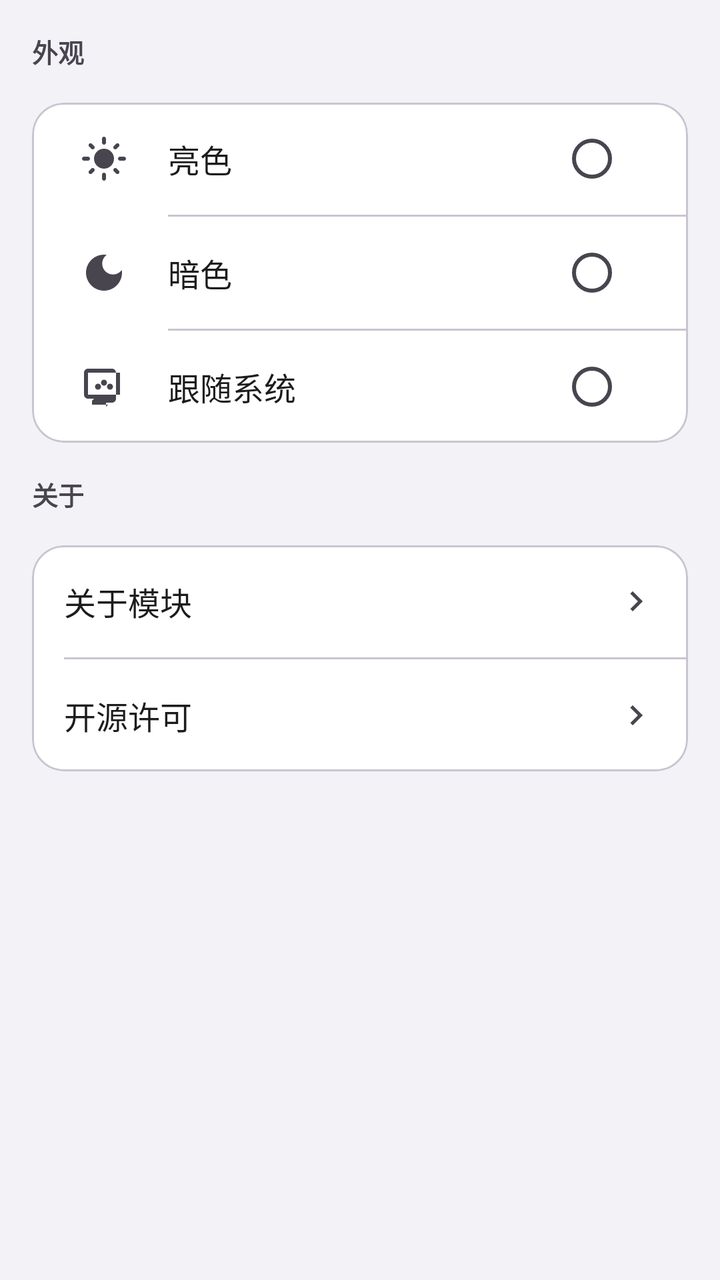
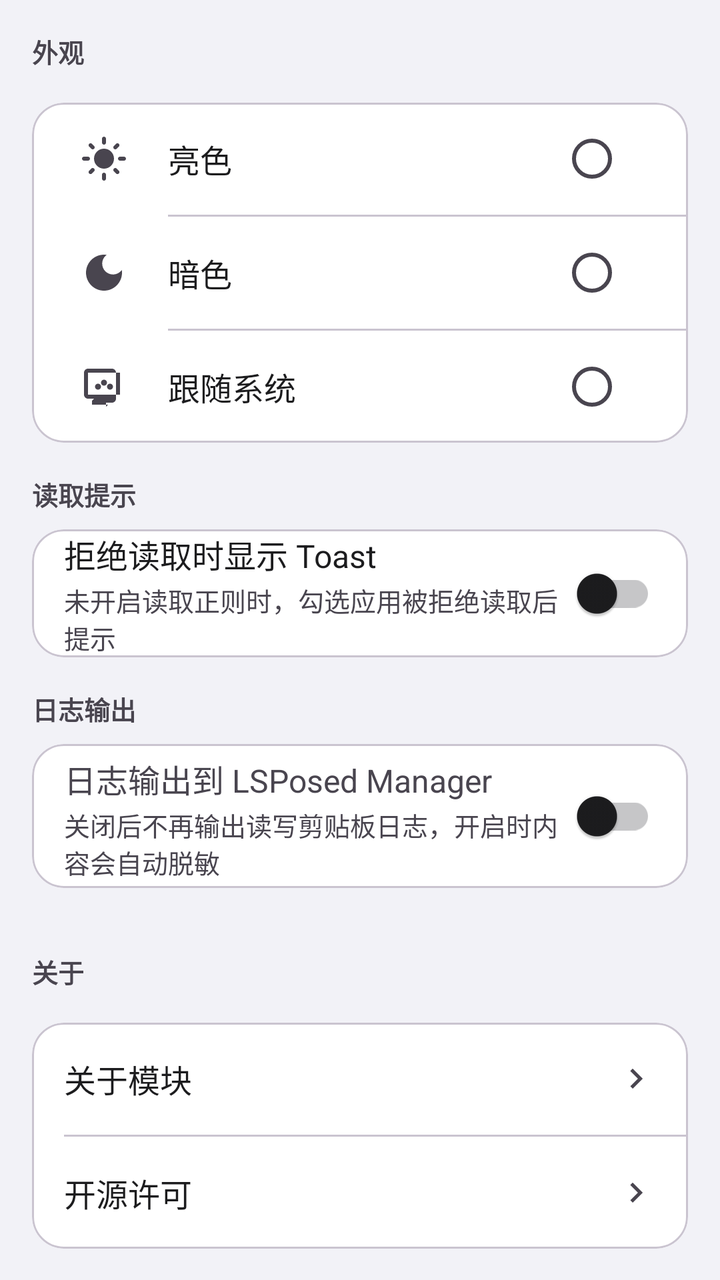

An Android layout rendered at two revisions. The XML below is the earlier revision; the diff shows what the commit changed to produce the second picture.
<!-- AndroidManifest.xml: application theme Theme.ClipboardGuard -->
<!-- res/layout/page_settings.xml -->
<?xml version="1.0" encoding="utf-8"?>
<LinearLayout xmlns:android="http://schemas.android.com/apk/res/android"
    android:layout_width="match_parent"
    android:layout_height="match_parent"
    android:orientation="vertical"
    android:background="?attr/colorSurfaceVariant">

    
    <TextView
        android:layout_width="match_parent"
        android:layout_height="wrap_content"
        android:padding="16dp"
        android:text="@string/settings_appearance"
        android:textSize="13sp"
        android:textColor="?attr/colorOnSurfaceVariant"
        android:textStyle="bold" />

    
    <com.google.android.material.card.MaterialCardView
        android:layout_width="match_parent"
        android:layout_height="wrap_content"
        android:layout_marginHorizontal="16dp"
        app:cardBackgroundColor="?attr/colorSurface"
        app:cardCornerRadius="16dp"
        app:cardElevation="0dp"
        app:strokeWidth="1dp"
        app:strokeColor="?attr/colorOutlineVariant"
        xmlns:app="http://schemas.android.com/apk/res-auto">

        <LinearLayout
            android:layout_width="match_parent"
            android:layout_height="wrap_content"
            android:orientation="vertical">

            
            <LinearLayout
                android:id="@+id/item_theme_light"
                android:layout_width="match_parent"
                android:layout_height="56dp"
                android:background="?attr/selectableItemBackground"
                android:gravity="center_vertical"
                android:orientation="horizontal"
                android:paddingHorizontal="16dp"
                android:clickable="true"
                android:focusable="true">

                <ImageView
                    android:layout_width="40dp"
                    android:layout_height="40dp"
                    android:padding="8dp"
                    android:src="@drawable/ic_sun"
                    app:tint="?attr/colorOnSurfaceVariant" />

                <TextView
                    android:layout_width="0dp"
                    android:layout_height="wrap_content"
                    android:layout_weight="1"
                    android:layout_marginStart="12dp"
                    android:text="@string/theme_light"
                    android:textSize="16sp"
                    android:textColor="?attr/colorOnSurface" />

                <RadioButton
                    android:id="@+id/rb_theme_light"
                    android:layout_width="wrap_content"
                    android:layout_height="wrap_content"
                    android:clickable="false"
                    android:focusable="false" />

            </LinearLayout>

            <View
                android:layout_width="match_parent"
                android:layout_height="1dp"
                android:layout_marginStart="68dp"
                android:background="?attr/colorOutlineVariant" />

            
            <LinearLayout
                android:id="@+id/item_theme_dark"
                android:layout_width="match_parent"
                android:layout_height="56dp"
                android:background="?attr/selectableItemBackground"
                android:gravity="center_vertical"
                android:orientation="horizontal"
                android:paddingHorizontal="16dp"
                android:clickable="true"
                android:focusable="true">

                <ImageView
                    android:layout_width="40dp"
                    android:layout_height="40dp"
                    android:padding="8dp"
                    android:src="@drawable/ic_moon"
                    app:tint="?attr/colorOnSurfaceVariant" />

                <TextView
                    android:layout_width="0dp"
                    android:layout_height="wrap_content"
                    android:layout_weight="1"
                    android:layout_marginStart="12dp"
                    android:text="@string/theme_dark"
                    android:textSize="16sp"
                    android:textColor="?attr/colorOnSurface" />

                <RadioButton
                    android:id="@+id/rb_theme_dark"
                    android:layout_width="wrap_content"
                    android:layout_height="wrap_content"
                    android:clickable="false"
                    android:focusable="false" />

            </LinearLayout>

            <View
                android:layout_width="match_parent"
                android:layout_height="1dp"
                android:layout_marginStart="68dp"
                android:background="?attr/colorOutlineVariant" />

            
            <LinearLayout
                android:id="@+id/item_theme_system"
                android:layout_width="match_parent"
                android:layout_height="56dp"
                android:background="?attr/selectableItemBackground"
                android:gravity="center_vertical"
                android:orientation="horizontal"
                android:paddingHorizontal="16dp"
                android:clickable="true"
                android:focusable="true">

                <ImageView
                    android:layout_width="40dp"
                    android:layout_height="40dp"
                    android:padding="8dp"
                    android:src="@drawable/ic_system"
                    app:tint="?attr/colorOnSurfaceVariant" />

                <TextView
                    android:layout_width="0dp"
                    android:layout_height="wrap_content"
                    android:layout_weight="1"
                    android:layout_marginStart="12dp"
                    android:text="@string/theme_follow_system"
                    android:textSize="16sp"
                    android:textColor="?attr/colorOnSurface" />

                <RadioButton
                    android:id="@+id/rb_theme_system"
                    android:layout_width="wrap_content"
                    android:layout_height="wrap_content"
                    android:clickable="false"
                    android:focusable="false" />

            </LinearLayout>

        </LinearLayout>

    </com.google.android.material.card.MaterialCardView>

    
    <TextView
        android:id="@+id/tv_permission_title"
        android:layout_width="match_parent"
        android:layout_height="wrap_content"
        android:paddingHorizontal="16dp"
        android:paddingTop="16dp"
        android:paddingBottom="8dp"
        android:text="@string/settings_permission"
        android:textSize="13sp"
        android:textColor="?attr/colorOnSurfaceVariant"
        android:textStyle="bold"
        android:visibility="gone" />

    <com.google.android.material.card.MaterialCardView
        android:id="@+id/card_permission"
        android:layout_width="match_parent"
        android:layout_height="wrap_content"
        android:layout_marginHorizontal="16dp"
        android:layout_marginBottom="16dp"
        android:clickable="true"
        android:focusable="true"
        android:visibility="gone"
        xmlns:app="http://schemas.android.com/apk/res-auto"
        app:cardBackgroundColor="?attr/colorSurface"
        app:cardCornerRadius="16dp"
        app:cardElevation="0dp"
        app:strokeWidth="1dp"
        app:strokeColor="?attr/colorOutlineVariant">

        <LinearLayout
            android:id="@+id/item_permission"
            android:layout_width="match_parent"
            android:layout_height="56dp"
            android:gravity="center_vertical"
            android:orientation="horizontal"
            android:paddingHorizontal="16dp"
            android:background="?attr/selectableItemBackground"
            android:clickable="true"
            android:focusable="true">

            <ImageView
                android:layout_width="40dp"
                android:layout_height="40dp"
                android:padding="8dp"
                android:src="@drawable/ic_permission"
                app:tint="?attr/colorOnSurfaceVariant" />

            <TextView
                android:layout_width="0dp"
                android:layout_height="wrap_content"
                android:layout_weight="1"
                android:layout_marginStart="12dp"
                android:text="@string/settings_permission"
                android:textSize="16sp"
                android:textColor="?attr/colorOnSurface" />

            <ImageView
                android:layout_width="20dp"
                android:layout_height="20dp"
                android:src="@drawable/ic_arrow_right"
                app:tint="?attr/colorOnSurfaceVariant" />

        </LinearLayout>

    </com.google.android.material.card.MaterialCardView>

    
    <TextView
        android:layout_width="match_parent"
        android:layout_height="wrap_content"
        android:padding="16dp"
        android:text="@string/settings_about"
        android:textSize="13sp"
        android:textColor="?attr/colorOnSurfaceVariant"
        android:textStyle="bold" />

    <com.google.android.material.card.MaterialCardView
        android:layout_width="match_parent"
        android:layout_height="wrap_content"
        android:layout_marginHorizontal="16dp"
        app:cardBackgroundColor="?attr/colorSurface"
        app:cardCornerRadius="16dp"
        app:cardElevation="0dp"
        app:strokeWidth="1dp"
        app:strokeColor="?attr/colorOutlineVariant"
        xmlns:app="http://schemas.android.com/apk/res-auto">

        <LinearLayout
            android:layout_width="match_parent"
            android:layout_height="wrap_content"
            android:orientation="vertical">

            
            <LinearLayout
                android:id="@+id/item_about"
                android:layout_width="match_parent"
                android:layout_height="56dp"
                android:background="?attr/selectableItemBackground"
                android:gravity="center_vertical"
                android:orientation="horizontal"
                android:paddingHorizontal="16dp"
                android:clickable="true"
                android:focusable="true">

                <TextView
                    android:layout_width="0dp"
                    android:layout_height="wrap_content"
                    android:layout_weight="1"
                    android:text="@string/settings_about_module"
                    android:textSize="16sp"
                    android:textColor="?attr/colorOnSurface" />

                <ImageView
                    android:layout_width="20dp"
                    android:layout_height="20dp"
                    android:src="@drawable/ic_arrow_right"
                    app:tint="?attr/colorOnSurfaceVariant" />

            </LinearLayout>

            <View
                android:layout_width="match_parent"
                android:layout_height="1dp"
                android:layout_marginStart="16dp"
                android:background="?attr/colorOutlineVariant" />

            
            <LinearLayout
                android:id="@+id/item_license"
                android:layout_width="match_parent"
                android:layout_height="56dp"
                android:background="?attr/selectableItemBackground"
                android:gravity="center_vertical"
                android:orientation="horizontal"
                android:paddingHorizontal="16dp"
                android:clickable="true"
                android:focusable="true">

                <TextView
                    android:layout_width="0dp"
                    android:layout_height="wrap_content"
                    android:layout_weight="1"
                    android:text="@string/settings_license"
                    android:textSize="16sp"
                    android:textColor="?attr/colorOnSurface" />

                <ImageView
                    android:layout_width="20dp"
                    android:layout_height="20dp"
                    android:src="@drawable/ic_arrow_right"
                    app:tint="?attr/colorOnSurfaceVariant" />

            </LinearLayout>

        </LinearLayout>

    </com.google.android.material.card.MaterialCardView>

</LinearLayout>
<!-- resources referenced by this layout -->
<resources>
  <!-- drawable ic_arrow_right (drawable) -->
  <?xml version="1.0" encoding="utf-8"?>
  <vector xmlns:android="http://schemas.android.com/apk/res/android"
      android:width="24dp"
      android:height="24dp"
      android:viewportWidth="24"
      android:viewportHeight="24">
      <path
          android:fillColor="?attr/colorOnSurfaceVariant"
          android:pathData="M8.59,16.59L13.17,12L8.59,7.41L10,6L16,12L10,18L8.59,16.59Z" />
  </vector>
  <!-- drawable ic_moon (drawable) -->
  <?xml version="1.0" encoding="utf-8"?>
  <vector xmlns:android="http://schemas.android.com/apk/res/android"
      android:width="24dp"
      android:height="24dp"
      android:viewportWidth="24"
      android:viewportHeight="24">
      <path
          android:fillColor="#FF000000"
          android:pathData="M12,3c-4.97,0 -9,4.03 -9,9s4.03,9 9,9 9,-4.03 9,-9c0,-0.46 -0.04,-0.92 -0.1,-1.36 -0.98,1.37 -2.58,2.26 -4.4,2.26 -2.98,0 -5.4,-2.42 -5.4,-5.4 0,-1.81 0.89,-3.42 2.26,-4.4C12.92,3.04 12.46,3 12,3z"/>
  </vector>
  <!-- drawable ic_permission (drawable) -->
  <?xml version="1.0" encoding="utf-8"?>
  <vector xmlns:android="http://schemas.android.com/apk/res/android"
      android:width="24dp"
      android:height="24dp"
      android:viewportWidth="24"
      android:viewportHeight="24">
      
      <path
          android:fillColor="#000000"
          android:pathData="M12,1L3,5v6c0,5.55 3.84,10.74 9,12c5.16,-1.26 9,-6.45 9,-12V5L12,1zM12,11.99h7c-0.53,4.12 -3.28,7.79 -7,8.94V12H5V6.3l7,-3.11v8.8z"/>
  </vector>
  <string name="settings_about">关于</string>
  <string name="settings_about_module">关于模块</string>
  <string name="settings_appearance">外观</string>
  <string name="settings_license">开源许可</string>
  <string name="settings_permission">权限管理</string>
  <string name="theme_dark">暗色</string>
  <string name="theme_follow_system">跟随系统</string>
  <string name="theme_light">亮色</string>
  <color name="color_primary">#007AFF</color>
  <color name="color_on_primary">#FFFFFF</color>
  <color name="color_primary_container">#D4E3FF</color>
  <color name="color_on_primary_container">#001C3A</color>
  <color name="color_secondary">#5856D6</color>
  <color name="color_on_secondary">#FFFFFF</color>
  <color name="color_secondary_container">#E4E4FF</color>
  <color name="color_on_secondary_container">#0400A5</color>
  <color name="color_tertiary">#FF375F</color>
  <color name="color_on_tertiary">#FFFFFF</color>
  <color name="color_tertiary_container">#FFD9E0</color>
  <color name="color_on_tertiary_container">#390011</color>
  <color name="color_error">#FF3B30</color>
  <color name="color_on_error">#FFFFFF</color>
  <color name="color_error_container">#FFD9E0</color>
  <color name="color_on_error_container">#410002</color>
  <color name="color_background">#F2F2F7</color>
  <color name="color_on_background">#1C1C1E</color>
  <color name="color_surface">#FFFFFF</color>
  <color name="color_on_surface">#1C1C1E</color>
  <color name="color_surface_variant">#F2F2F7</color>
  <color name="color_on_surface_variant">#49454F</color>
  <color name="color_outline">#C6C6C8</color>
  <color name="color_outline_variant">#CAC4D0</color>
  <color name="color_primary_dark">#0056CC</color>
  <!-- unchanged entries left out for length: 3 -->
</resources>

<!-- the commit's change to res/layout/page_settings.xml (unified diff, before → after) -->
@@ -230,6 +230,125 @@
     <TextView
         android:layout_width="match_parent"
         android:layout_height="wrap_content"
+        android:paddingHorizontal="16dp"
+        android:paddingTop="16dp"
+        android:paddingBottom="8dp"
+        android:text="&#35835;&#21462;&#25552;&#31034;"
+        android:textSize="13sp"
+        android:textColor="?attr/colorOnSurfaceVariant"
+        android:textStyle="bold" />
+
+    <com.google.android.material.card.MaterialCardView
+        android:layout_width="match_parent"
+        android:layout_height="wrap_content"
+        android:layout_marginHorizontal="16dp"
+        android:layout_marginBottom="16dp"
+        xmlns:app="http://schemas.android.com/apk/res-auto"
+        app:cardBackgroundColor="?attr/colorSurface"
+        app:cardCornerRadius="16dp"
+        app:cardElevation="0dp"
+        app:strokeWidth="1dp"
+        app:strokeColor="?attr/colorOutlineVariant">
+
+        <LinearLayout
+            android:layout_width="match_parent"
+            android:layout_height="64dp"
+            android:gravity="center_vertical"
+            android:orientation="horizontal"
+            android:paddingHorizontal="16dp">
+
+            <LinearLayout
+                android:layout_width="0dp"
+                android:layout_height="wrap_content"
+                android:layout_weight="1"
+                android:orientation="vertical">
+
+                <TextView
+                    android:layout_width="match_parent"
+                    android:layout_height="wrap_content"
+                    android:text="&#25298;&#32477;&#35835;&#21462;&#26102;&#26174;&#31034; Toast"
+                    android:textSize="16sp"
+                    android:textColor="?attr/colorOnSurface" />
+
+                <TextView
+                    android:layout_width="match_parent"
+                    android:layout_height="wrap_content"
+                    android:layout_marginTop="2dp"
+                    android:text="&#26410;&#24320;&#21551;&#35835;&#21462;&#27491;&#21017;&#26102;&#65292;&#21246;&#36873;&#24212;&#29992;&#34987;&#25298;&#32477;&#35835;&#21462;&#21518;&#25552;&#31034;"
+                    android:textSize="13sp"
+                    android:textColor="?attr/colorOnSurfaceVariant" />
+            </LinearLayout>
+
+            <com.google.android.material.switchmaterial.SwitchMaterial
+                android:id="@+id/switch_read_blocked_toast_enabled"
+                android:layout_width="wrap_content"
+                android:layout_height="wrap_content" />
+        </LinearLayout>
+    </com.google.android.material.card.MaterialCardView>
+
+    <TextView
+        android:layout_width="match_parent"
+        android:layout_height="wrap_content"
+        android:paddingHorizontal="16dp"
+        android:paddingTop="0dp"
+        android:paddingBottom="8dp"
+        android:text="&#26085;&#24535;&#36755;&#20986;"
+        android:textSize="13sp"
+        android:textColor="?attr/colorOnSurfaceVariant"
+        android:textStyle="bold" />
+
+    <com.google.android.material.card.MaterialCardView
+        android:layout_width="match_parent"
+        android:layout_height="wrap_content"
+        android:layout_marginHorizontal="16dp"
+        android:layout_marginBottom="16dp"
+        xmlns:app="http://schemas.android.com/apk/res-auto"
+        app:cardBackgroundColor="?attr/colorSurface"
+        app:cardCornerRadius="16dp"
+        app:cardElevation="0dp"
+        app:strokeWidth="1dp"
+        app:strokeColor="?attr/colorOutlineVariant">
+
+        <LinearLayout
+            android:layout_width="match_parent"
+            android:layout_height="72dp"
+            android:gravity="center_vertical"
+            android:orientation="horizontal"
+            android:paddingHorizontal="16dp">
+
+            <LinearLayout
+                android:layout_width="0dp"
+                android:layout_height="wrap_content"
+                android:layout_weight="1"
+                android:orientation="vertical">
+
+                <TextView
+                    android:layout_width="match_parent"
+                    android:layout_height="wrap_content"
+                    android:layout_marginTop="2dp"
+                    android:text="&#26085;&#24535;&#36755;&#20986;&#21040; LSPosed Manager"
+                    android:textSize="16sp"
+                    android:textColor="?attr/colorOnSurfaceVariant" />
+                <TextView
+                    android:layout_width="match_parent"
+                    android:layout_height="wrap_content"
+                    android:layout_marginTop="2dp"
+                    android:text="&#20851;&#38381;&#21518;&#19981;&#20877;&#36755;&#20986;&#35835;&#20889;&#21098;&#36148;&#26495;&#26085;&#24535;&#65292;&#24320;&#21551;&#26102;&#20869;&#23481;&#20250;&#33258;&#21160;&#33073;&#25935;"
+                    android:textSize="13sp"
+                    android:textColor="?attr/colorOnSurfaceVariant" />
+
+            </LinearLayout>
+
+            <com.google.android.material.switchmaterial.SwitchMaterial
+                android:id="@+id/switch_lsposed_log_enabled"
+                android:layout_width="wrap_content"
+                android:layout_height="wrap_content" />
+        </LinearLayout>
+    </com.google.android.material.card.MaterialCardView>
+
+    <TextView
+        android:layout_width="match_parent"
+        android:layout_height="wrap_content"
         android:padding="16dp"
         android:text="@string/settings_about"
         android:textSize="13sp"
